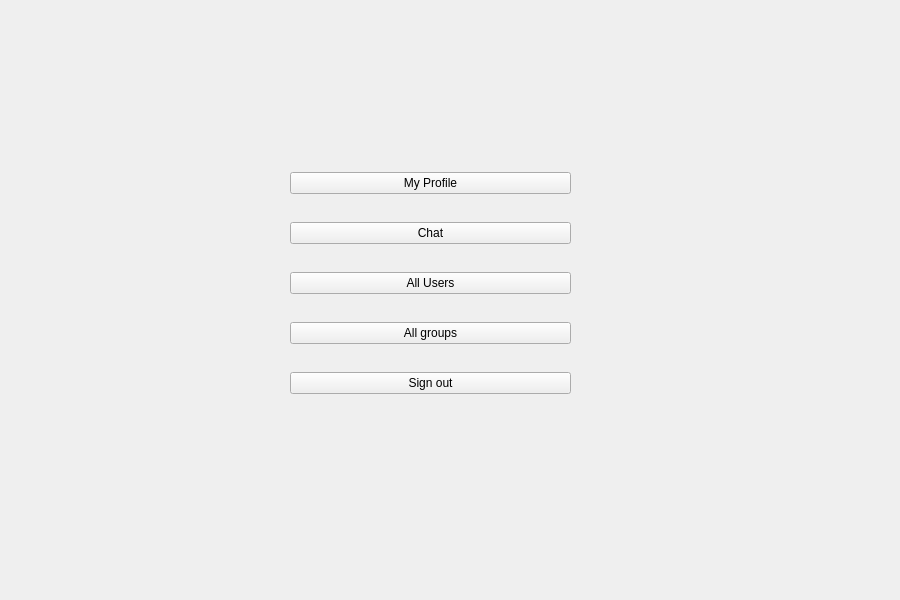
Before: the Qt Designer form GUI/mainmenu.ui in thanhmvu/RocketRapport, drawn with Qt 5.
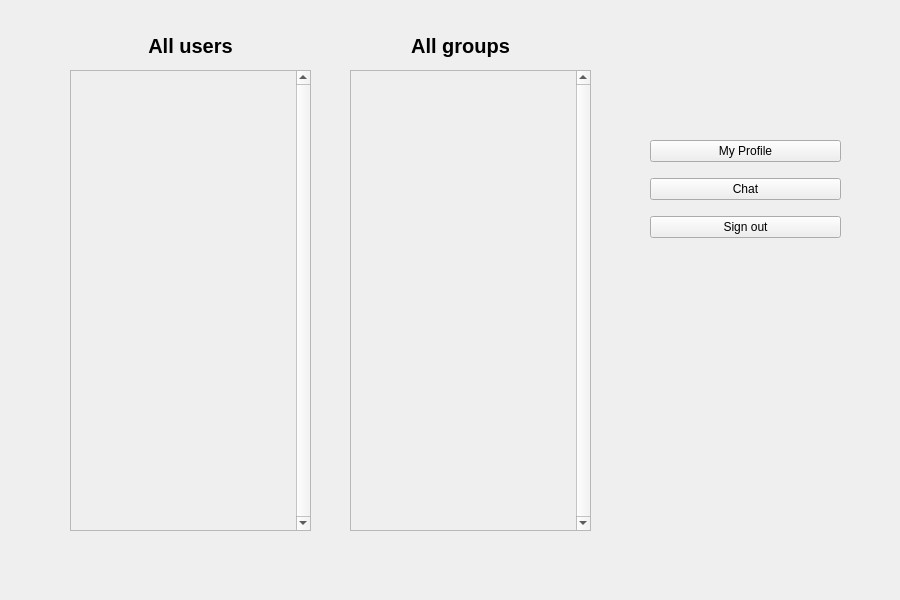
After: the same form once the commit is applied.

Commit message: Draw GroupScreen for GUI

```diff
--- a/GUI/mainmenu.ui
+++ b/GUI/mainmenu.ui
@@ -16,10 +16,10 @@
   <widget class="QWidget" name="layoutWidget">
    <property name="geometry">
     <rect>
-     <x>290</x>
-     <y>150</y>
-     <width>281</width>
-     <height>271</height>
+     <x>650</x>
+     <y>130</y>
+     <width>191</width>
+     <height>121</height>
     </rect>
    </property>
    <layout class="QVBoxLayout" name="verticalLayout">
@@ -37,20 +37,6 @@
       </property>
      </widget>
     </item>
-    <item>
-     <widget class="QPushButton" name="pushButton_allusers">
-      <property name="text">
-       <string>All Users</string>
-      </property>
-     </widget>
-    </item>
-    <item>
-     <widget class="QPushButton" name="pushButton_allgroups">
-      <property name="text">
-       <string>All groups</string>
-      </property>
-     </widget>
-    </item>
     <item>
      <widget class="QPushButton" name="pushButton_signout">
       <property name="text">
@@ -60,6 +46,104 @@
     </item>
    </layout>
   </widget>
+  <widget class="QScrollArea" name="scrollArea_userList">
+   <property name="geometry">
+    <rect>
+     <x>70</x>
+     <y>70</y>
+     <width>241</width>
+     <height>461</height>
+    </rect>
+   </property>
+   <property name="verticalScrollBarPolicy">
+    <enum>Qt::ScrollBarAlwaysOn</enum>
+   </property>
+   <property name="widgetResizable">
+    <bool>true</bool>
+   </property>
+   <widget class="QWidget" name="scrollAreaWidgetContents">
+    <property name="geometry">
+     <rect>
+      <x>0</x>
+      <y>0</y>
+      <width>226</width>
+      <height>459</height>
+     </rect>
+    </property>
+   </widget>
+  </widget>
+  <widget class="QScrollArea" name="scrollArea_groupList">
+   <property name="geometry">
+    <rect>
+     <x>350</x>
+     <y>70</y>
+     <width>241</width>
+     <height>461</height>
+    </rect>
+   </property>
+   <property name="verticalScrollBarPolicy">
+    <enum>Qt::ScrollBarAlwaysOn</enum>
+   </property>
+   <property name="widgetResizable">
+    <bool>true</bool>
+   </property>
+   <widget class="QWidget" name="scrollAreaWidgetContents_2">
+    <property name="geometry">
+     <rect>
+      <x>0</x>
+      <y>0</y>
+      <width>226</width>
+      <height>459</height>
+     </rect>
+    </property>
+   </widget>
+  </widget>
+  <widget class="QLabel" name="label">
+   <property name="geometry">
+    <rect>
+     <x>130</x>
+     <y>30</y>
+     <width>121</width>
+     <height>31</height>
+    </rect>
+   </property>
+   <property name="font">
+    <font>
+     <pointsize>15</pointsize>
+     <weight>75</weight>
+     <bold>true</bold>
+    </font>
+   </property>
+   <property name="text">
+    <string>All users</string>
+   </property>
+   <property name="alignment">
+    <set>Qt::AlignCenter</set>
+   </property>
+  </widget>
+  <widget class="QLabel" name="label_2">
+   <property name="geometry">
+    <rect>
+     <x>400</x>
+     <y>30</y>
+     <width>121</width>
+     <height>31</height>
+    </rect>
+   </property>
+   <property name="font">
+    <font>
+     <pointsize>15</pointsize>
+     <weight>75</weight>
+     <bold>true</bold>
+    </font>
+   </property>
+   <property name="text">
+    <string>All groups</string>
+   </property>
+   <property name="alignment">
+    <set>Qt::AlignCenter</set>
+   </property>
+  </widget>
  </widget>
  <resources/>
  <connections/>
```
The commit also changes 9 other files.
